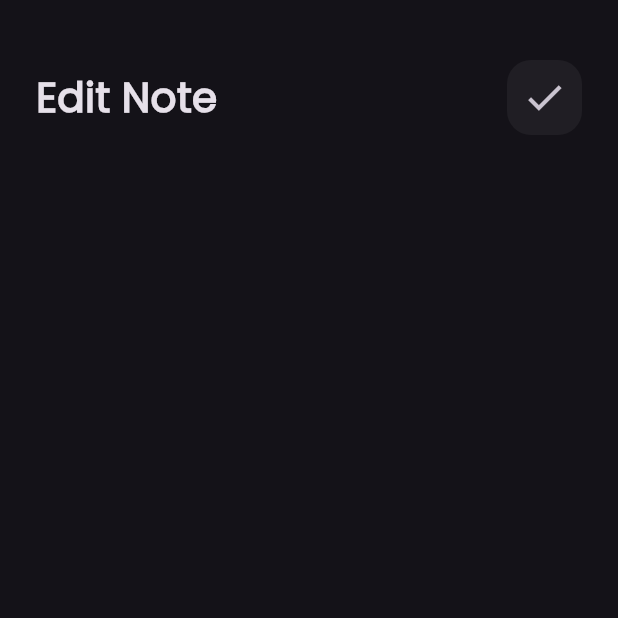
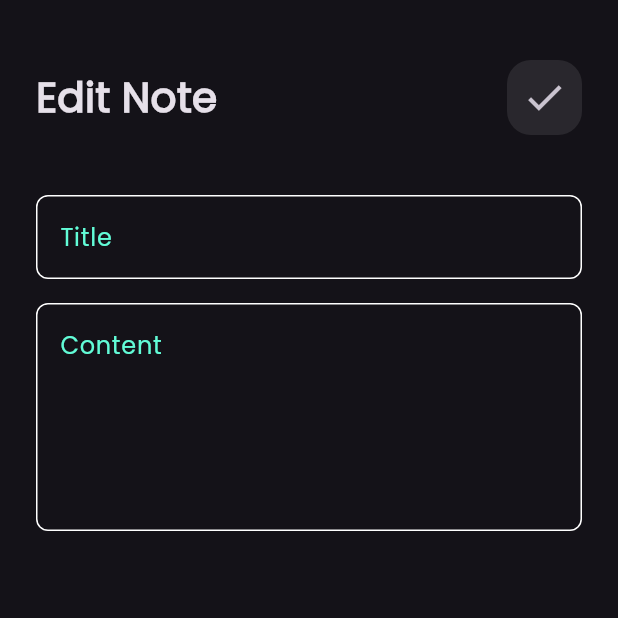
Before and after one commit to AlphaDeveloper97/notes_app, a Flutter app: the EditNoteView screen opened directly, on a phone screen of 412 x 824 dp, the top half of it. Run offline on Flutter 3.47's test engine with Material 3 defaults, Android fonts, the phone set to English and light mode, and no system bars; our stand-ins replace font_awesome_flutter.

Commit message:
edit note view ui done

```diff
--- a/lib/widgets/custom_search_icon.dart
+++ b/lib/widgets/custom_search_icon.dart
@@ -9,7 +9,7 @@ class CustomIcon extends StatelessWidget {
       height: 50,
       width: 50,
       decoration: BoxDecoration(
-          color: Colors.white.withValues(alpha: 0.05),
+          color: Colors.white.withValues(alpha: 0.09),
           borderRadius: BorderRadius.circular(16)),
       child: Center(
         child: IconButton(
--- a/lib/widgets/edit_note_view_body.dart
+++ b/lib/widgets/edit_note_view_body.dart
@@ -1,6 +1,7 @@
 import 'package:flutter/material.dart';
 
 import 'package:note_app/widgets/custom_app_bar.dart';
+import 'package:note_app/widgets/custom_text_field.dart';
 
 class EditNoteViewBody extends StatelessWidget {
   const EditNoteViewBody({super.key});
@@ -18,6 +19,17 @@ class EditNoteViewBody extends StatelessWidget {
             title: 'Edit Note',
             icon: Icons.check,
           ),
+          SizedBox(
+            height: 40,
+          ),
+          CustomTextField(hint: "Title"),
+          SizedBox(
+            height: 16,
+          ),
+          CustomTextField(
+            hint: "Content",
+            maxlines: 5,
+          ),
         ],
       ),
     );
```
